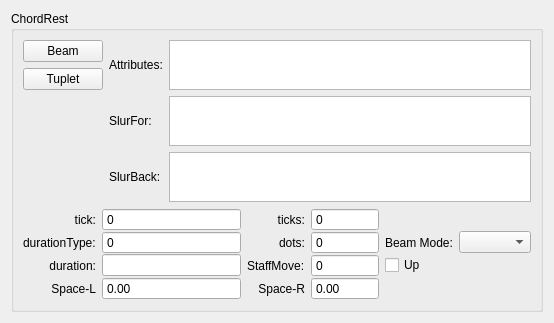
This is mscore/mscore/chordrest.ui in musescore/musescore-old as Qt 5 draws it before an edit. The edited form follows.
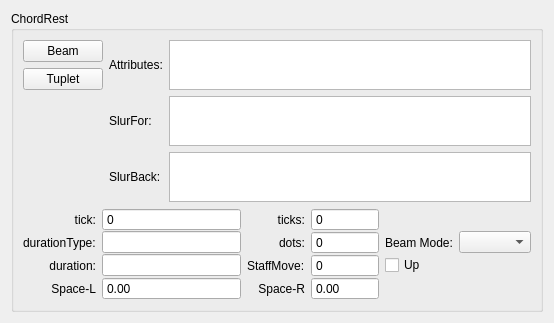
This is the edited form.

Diff of the .ui file:
```diff
--- a/mscore/mscore/chordrest.ui
+++ b/mscore/mscore/chordrest.ui
@@ -198,16 +198,6 @@
           </property>
          </widget>
         </item>
-        <item row="1" column="1">
-         <widget class="QSpinBox" name="durationType">
-          <property name="readOnly">
-           <bool>true</bool>
-          </property>
-          <property name="buttonSymbols">
-           <enum>QAbstractSpinBox::NoButtons</enum>
-          </property>
-         </widget>
-        </item>
         <item row="1" column="2">
          <widget class="QLabel" name="label_3">
           <property name="sizePolicy">
@@ -409,6 +399,13 @@
           </property>
          </widget>
         </item>
+        <item row="1" column="1">
+         <widget class="QLineEdit" name="durationType">
+          <property name="readOnly">
+           <bool>true</bool>
+          </property>
+         </widget>
+        </item>
        </layout>
       </item>
      </layout>
```
Left out of the diff: 6 changed lines with no effect on the pictures.
